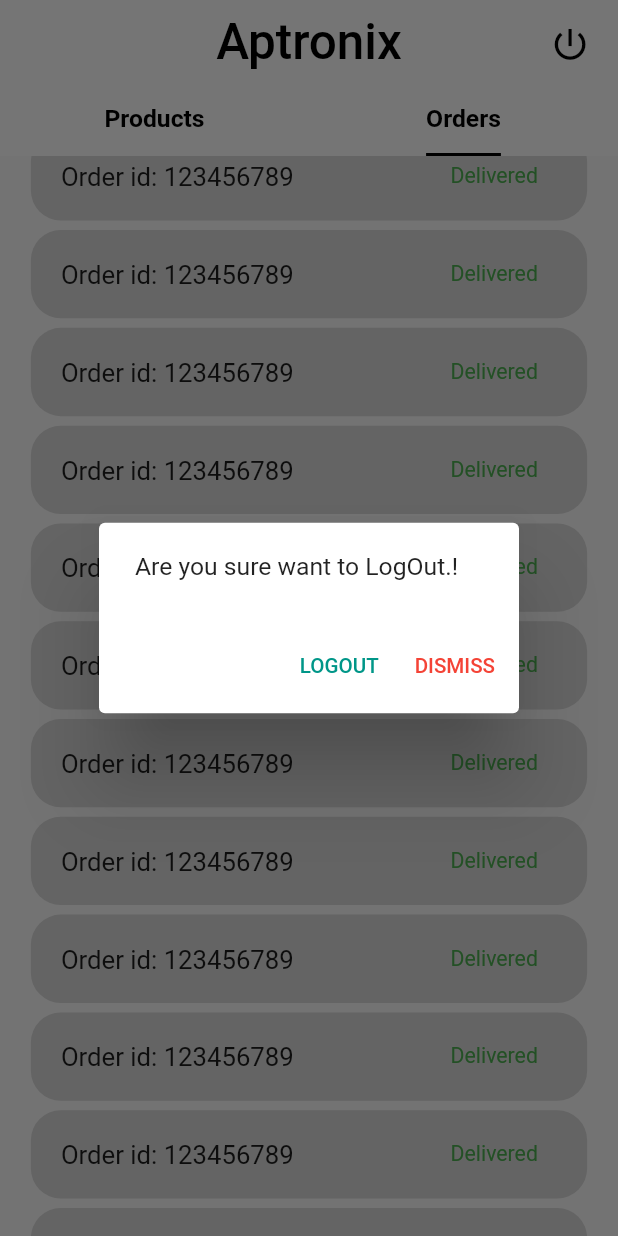
After one commit to InShad7/AptroniX_admin, a Flutter app: the HomeScreen screen opened directly, tab 2 chosen, scrolled down 2304 dp, after a tap on the "power settings new" icon, on a phone screen of 412 x 824 dp. The commit adds this screen. Run offline on Flutter 3.47's test engine with Material 2 defaults, Android fonts, the light colour scheme and no system bars; our stand-ins replace google_fonts, shared_preferences; accounts and stored records are empty; network calls fail; Roboto replaces fonts that are missing (Ubuntu).

Commit message:
home screen ui done

```diff
--- a/lib/view/home_screen/home_screen.dart
+++ b/lib/view/home_screen/home_screen.dart
@@ -1,12 +1,104 @@
+import 'package:aptronix/utils/color.dart';
+import 'package:aptronix/view/home_screen/order/order.dart';
+import 'package:aptronix/view/home_screen/production/product_list.dart';
+import 'package:aptronix/view/login_screen/login_screen.dart';
 import 'package:flutter/material.dart';
+import 'package:google_fonts/google_fonts.dart';
+import 'package:shared_preferences/shared_preferences.dart';
 
 class HomeScreen extends StatelessWidget {
   const HomeScreen({super.key});
 
   @override
   Widget build(BuildContext context) {
-    return Container(
-      color: Colors.blueAccent,
+    return DefaultTabController(
+      length: 2,
+      child: Scaffold(
+        appBar: AppBar(
+          backgroundColor: white,
+          elevation: 0,
+          centerTitle: true,
+          title: Text(
+            'Aptronix',
+            style: GoogleFonts.ubuntu(
+              textStyle: TextStyle(fontSize: mHeight! / 25, color: black),
+            ),
+          ),
+          actions: [
+            Padding(
+              padding: const EdgeInsets.all(8.0),
+              child: IconButton(
+                onPressed: () {
+                  alertBox(context);
+                },
+                icon: Icon(
+                  Icons.power_settings_new_outlined,
+                  color: black,
+                  size: mHeight! / 30,
+                ),
+              ),
+            ),
+          ],
+          bottom: TabBar(
+            labelColor: black,
+            unselectedLabelColor: black,
+            indicatorSize: TabBarIndicatorSize.label,
+            indicatorColor: black,
+            labelStyle: GoogleFonts.ubuntu(
+              textStyle: TextStyle(
+                  fontSize: mHeight! / 50, fontWeight: FontWeight.bold),
+            ),
+            tabs: const [
+              Tab(
+                text: 'Products',
+              ),
+              Tab(
+                text: 'Orders',
+              ),
+            ],
+          ),
+        ),
+        body: const TabBarView(children: [ProductList(), OrderList()]),
+      ),
     );
   }
 }
+
+void alertBox(context) {
+  showDialog(
+    context: context,
+    builder: (context) => AlertDialog(
+      content: Text(
+        'Are you sure want to LogOut.!',
+        style: GoogleFonts.ubuntu(fontSize: mHeight! / 50),
+      ),
+      actions: [
+        TextButton(
+          onPressed: () async {
+            final sharedPrefer = await SharedPreferences.getInstance();
+            await sharedPrefer.setBool('isLoggedIn', false);
+            Navigator.of(context).pushAndRemoveUntil(
+                MaterialPageRoute(
+                  builder: (context) => LoginScreen(),
+                ),
+                (route) => false);
+          },
+          child: Text(
+            'LOGOUT',
+            style:
+                GoogleFonts.ubuntu(color: Colors.teal, fontSize: mHeight! / 60),
+          ),
+        ),
+        TextButton(
+          onPressed: () {
+            Navigator.pop(context);
+          },
+          child: Text(
+            'DISMISS',
+            style: GoogleFonts.ubuntu(color: red, fontSize: mHeight! / 60),
+          ),
+        ),
+      ],
+    ),
+  );
+}
--- /dev/null
+++ b/lib/view/home_screen/order/order.dart
@@ -0,0 +1,50 @@
+import 'package:aptronix/view/home_screen/order/order_details.dart';
+import 'package:aptronix/view/home_screen/widgets/my_list_view_builder.dart';
+import 'package:aptronix/view/login_screen/login_screen.dart';
+import 'package:flutter/material.dart';
+import 'package:google_fonts/google_fonts.dart';
+
+class OrderList extends StatelessWidget {
+  const OrderList({super.key});
+
+  @override
+  Widget build(BuildContext context) {
+    return MyListBuilder(
+      ht: 14,
+      contents: InkWell(
+        child: Padding(
+          padding: const EdgeInsets.all(7.0),
+          child: Row(
+            children: [
+              Padding(
+                padding: const EdgeInsets.all(13.0),
+                child: Text(
+                  'Order id: 123456789',
+                  style: GoogleFonts.ubuntu(
+                      textStyle: TextStyle(fontSize: mHeight! / 48),
+                      fontWeight: FontWeight.w400),
+                ),
+              ),
+              Padding(
+                padding: EdgeInsets.only(left: mHeight! / 9),
+                child: Text(
+                  'Delivered',
+                  style: GoogleFonts.ubuntu(
+                      textStyle: TextStyle(fontSize: mHeight! / 58),
+                      fontWeight: FontWeight.w400,
+                      color: Colors.green),
+                ),
+              ),
+            ],
+          ),
+        ),
+        onTap: () => Navigator.push(
+          context,
+          MaterialPageRoute(
+            builder: (context) => OrderDetails(),
+          ),
+        ),
+      ),
+    );
+  }
+}
--- /dev/null
+++ b/lib/view/home_screen/production/product_list.dart
@@ -0,0 +1,71 @@
+import 'package:aptronix/utils/utils.dart';
+import 'package:aptronix/view/home_screen/production/product_detail.dart';
+import 'package:aptronix/view/home_screen/widgets/search_bar.dart';
+import 'package:aptronix/view/login_screen/login_screen.dart';
+import 'package:aptronix/view/home_screen/widgets/my_list_view_builder.dart';
+import 'package:flutter/material.dart';
+import 'package:google_fonts/google_fonts.dart';
+
+class ProductList extends StatelessWidget {
+  const ProductList({super.key});
+
+  @override
+  Widget build(BuildContext context) {
+    return Column(
+      children: [
+        kHeight,
+        const SearchBar(),
+        kHeight20,
+        Expanded(
+          child: MyListBuilder(
+            ht: 11.7,
+            contents: InkWell(
+              child: Padding(
+                padding: const EdgeInsets.all(7.0),
+                child: Row(
+                  children: [
+                    Container(
+                      height: mHeight! / 14.3,
+                      width: mWidth! / 6.3,
+                      decoration: BoxDecoration(
+                        borderRadius: BorderRadius.circular(14),
+                        image: const DecorationImage(
+                          image: NetworkImage(
+                              'https://m.media-amazon.com/images/W/IMAGERENDERING_521856-T1/images/I/71yzJoE7WlL._SX522_.jpg'),
+                        ),
+                      ),
+                    ),
+                    Padding(
+                      padding: const EdgeInsets.all(13.0),
+                      child: Text(
+                        'iPhone 14 Pro',
+                        style: GoogleFonts.ubuntu(
+                            textStyle: TextStyle(fontSize: mHeight! / 48),
+                            fontWeight: FontWeight.w400),
+                      ),
+                    ),
+                    Padding(
+                      padding: EdgeInsets.only(left: mHeight! / 7),
+                      child: Text(
+                        '8',
+                        style: GoogleFonts.ubuntu(
+                            textStyle: TextStyle(fontSize: mHeight! / 58),
+                            fontWeight: FontWeight.w400),
+                      ),
+                    ),
+                  ],
+                ),
+              ),
+              onTap: () => Navigator.push(
+                context,
+                MaterialPageRoute(
+                  builder: (context) => ProductDetails(),
+                ),
+              ),
+            ),
+          ),
+        ),
+      ],
+    );
+  }
+}
--- /dev/null
+++ b/lib/view/home_screen/widgets/my_list_view_builder.dart
@@ -0,0 +1,33 @@
+import 'package:aptronix/utils/color.dart';
+import 'package:aptronix/view/login_screen/login_screen.dart';
+import 'package:flutter/material.dart';
+
+class MyListBuilder extends StatelessWidget {
+  var contents;
+  num ht;
+
+
+  MyListBuilder(
+      {super.key,
+      required this.contents,
+      required this.ht,
+      });
+
+  @override
+  Widget build(BuildContext context) {
+    return ListView.builder(
+      itemBuilder: (context, index) => Padding(
+        padding: EdgeInsets.only(
+            left: mWidth! / 20, right: mWidth! / 20, top: mHeight! / 130),
+        child: Container(
+          height: mHeight! / ht,
+          decoration: BoxDecoration(
+            borderRadius: BorderRadius.circular(20),
+            color: grey,
+          ),
+          child: contents,
+        ),
+      ),
+    );
+  }
+}
--- /dev/null
+++ b/lib/view/home_screen/widgets/search_bar.dart
@@ -0,0 +1,20 @@
+import 'package:aptronix/view/login_screen/widgets/text_field.dart';
+import 'package:flutter/material.dart';
+
+TextEditingController searchController = TextEditingController();
+
+class SearchBar extends StatelessWidget {
+  const SearchBar({super.key});
+
+  @override
+  Widget build(BuildContext context) {
+    return MyTextField(
+      ht: 19,
+      border: 13,
+      icon: Icons.search_rounded,
+      myControler: searchController,
+      passChar: false,
+      title: 'search . . .',
+    );
+  }
+}
--- a/lib/view/login_screen/login_screen.dart
+++ b/lib/view/login_screen/login_screen.dart
@@ -21,6 +21,8 @@ class LoginScreen extends StatelessWidget {
           const SignInText(),
           kHeight20,
           MyTextField(
+            ht: 15,
+            border: 20,
             title: 'Email Or Phone',
             icon: Icons.mail,
             myControler: userNameController,
@@ -28,6 +30,8 @@ class LoginScreen extends StatelessWidget {
           ),
           kHeight,
           MyTextField(
+            ht: 15,
+            border: 20,
             title: 'Password',
             icon: Icons.lock,
             myControler: passwordController,
--- a/lib/view/login_screen/widgets/login_btn.dart
+++ b/lib/view/login_screen/widgets/login_btn.dart
@@ -64,6 +64,7 @@ class LoginBtn extends StatelessWidget {
             ),
           ),
           backgroundColor: blue,
+          duration: Duration(seconds: 2),
         ),
       );
 
@@ -87,6 +88,7 @@ class LoginBtn extends StatelessWidget {
             ),
           ),
           backgroundColor: red,
+          duration: Duration(seconds: 2),
         ),
       );
     } else {
@@ -99,6 +101,7 @@ class LoginBtn extends StatelessWidget {
             ),
           ),
           backgroundColor: red,
+          duration: Duration(seconds: 2),
         ),
       );
     }
--- a/lib/view/login_screen/widgets/main_card.dart
+++ b/lib/view/login_screen/widgets/main_card.dart
@@ -26,7 +26,7 @@ class SignInText extends StatelessWidget {
             'Sign In',
             style: GoogleFonts.ubuntu(
               textStyle: TextStyle(
-                fontSize: mHeight! / 15,
+                fontSize: mHeight! / 16,
                 color: black,
                 fontWeight: FontWeight.bold,
               ),
--- a/lib/view/splash_screen/splash_screen.dart
+++ b/lib/view/splash_screen/splash_screen.dart
@@ -29,7 +29,8 @@ class _SplashScreenState extends State<SplashScreen> {
         child: Text(
           "Aptronix",
           style: GoogleFonts.ubuntu(
-            textStyle: TextStyle(fontSize: mHeight! / 12),
+            textStyle:
+                TextStyle(fontSize: mHeight! / 16, fontWeight: FontWeight.bold),
           ),
         ),
       ),
@@ -54,7 +55,7 @@ class _SplashScreenState extends State<SplashScreen> {
       );
     } else {
       await Future.delayed(
-        const Duration(seconds: 3),
+        const Duration(seconds: 2),
       );
       Navigator.pushReplacement(
         context,
--- a/pubspec.yaml
+++ b/pubspec.yaml
@@ -29,6 +29,7 @@ environment:
 # versions available, run `flutter pub outdated`.
 dependencies:
   cupertino_icons: ^1.0.2
+  dropdown_button2: ^2.0.0
   flutter:
     sdk: flutter
   google_fonts: ^4.0.3
```
Also changed, not shown: lib/view/home_screen/order/order_details.dart (added, +13 -0 lines), lib/view/home_screen/production/product_detail.dart (added, +17 -0 lines), lib/view/home_screen/widget/my_appbar.dart (added, +24 -0 lines), lib/view/login_screen/widgets/text_field.dart (+14 -8 lines), pubspec.lock.
